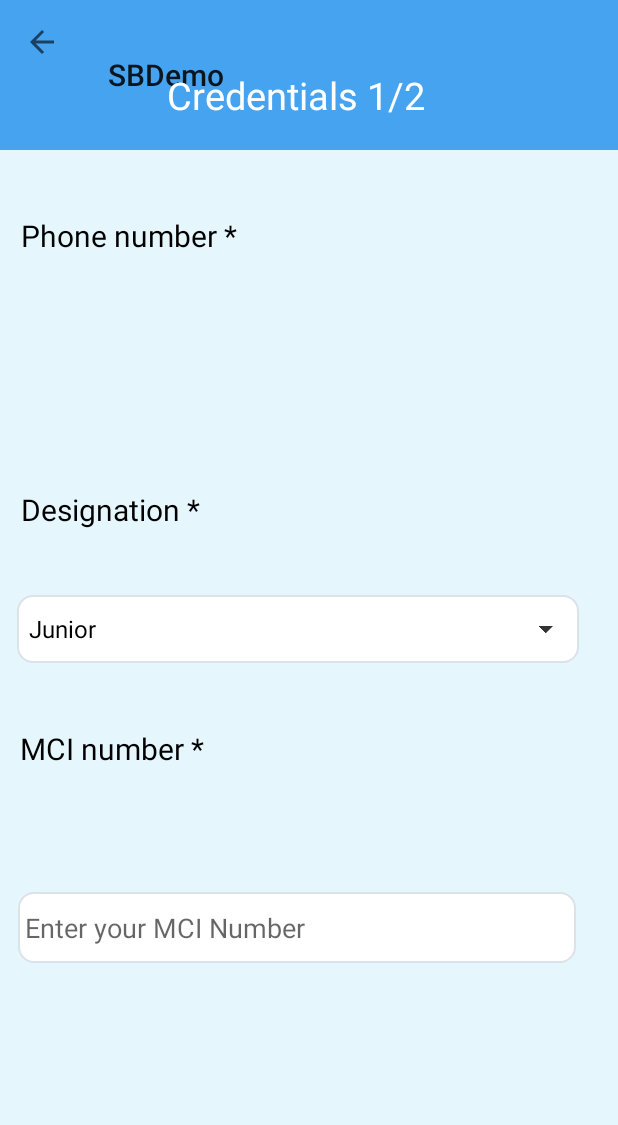
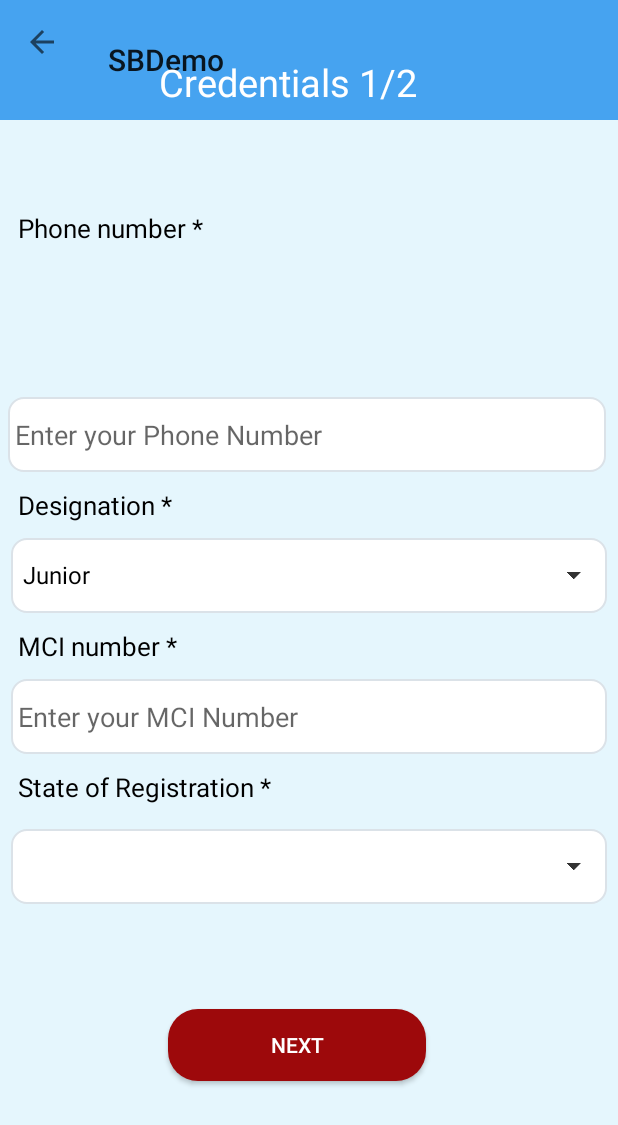
Before and after one commit to Pragadhesh/SBDemo, an Android app: the Credentials1 screen opened directly, with no data from a screen before it, on a phone screen of 412 x 824 dp. Shown: the top 1125 px of the screen. Run offline under Robolectric (Android 15) with nearby library versions, the phone set to English and light mode, and no system bars.

Commit message:
Commit after adding states and next button

```diff
--- a/app/src/main/java/com/example/sbdemo/Credentials1.java
+++ b/app/src/main/java/com/example/sbdemo/Credentials1.java
@@ -30,6 +30,10 @@ public class Credentials1 extends AppCompatActivity {
         ArrayList<String> designation = new ArrayList<>(Arrays.asList(designations));
         ArrayAdapter<String> arrayAdapterdesignation = new ArrayAdapter<>(this, support_simple_spinner_dropdown_item,designation);
         designation_spinner.setAdapter(arrayAdapterdesignation);
+        states_spinner = findViewById(R.id.Statesspinner);
+        String [] states = {"TamilNadu","Karnataka","Andhra Pradesh","Maharashtra"};
+        ArrayList<String> state = new ArrayList<>(Arrays.asList(states));
+        ArrayAdapter<String> arrayAdapterstates = new ArrayAdapter<>(this,support_simple_spinner_dropdown_item,state);
 
     }
 }
--- /dev/null
+++ b/app/src/main/res/drawable/button.xml
@@ -0,0 +1,6 @@
+<?xml version="1.0" encoding="utf-8"?>
+<shape xmlns:android="http://schemas.android.com/apk/res/android"
+    android:shape="rectangle">
+    <solid android:color="#9d090b"></solid>
+    <corners android:radius="20dp"></corners>
+</shape>
--- a/app/src/main/res/layout/activity_credentials1.xml
+++ b/app/src/main/res/layout/activity_credentials1.xml
@@ -10,45 +10,45 @@
     <TextView
         android:id="@+id/textView5"
         android:layout_width="wrap_content"
-        android:layout_height="41dp"
-        android:layout_above="@+id/textView6"
+        android:layout_height="10dp"
+        android:layout_above="@+id/editTextPhoneNumber"
         android:layout_below="@+id/toolbar_credentials1"
         android:layout_alignParentStart="true"
         android:layout_alignParentLeft="true"
         android:layout_alignParentEnd="true"
         android:layout_alignParentRight="true"
-        android:layout_marginStart="14dp"
-        android:layout_marginLeft="14dp"
-        android:layout_marginTop="43dp"
-        android:layout_marginEnd="253dp"
-        android:layout_marginRight="253dp"
-        android:layout_marginBottom="40dp"
+        android:layout_marginStart="12dp"
+        android:layout_marginLeft="12dp"
+        android:layout_marginTop="60dp"
+        android:layout_marginEnd="247dp"
+        android:layout_marginRight="247dp"
+        android:layout_marginBottom="16dp"
         android:text="Phone number *"
         android:textColor="#000000"
-        android:textSize="20sp" />
+        android:textSize="17sp" />
 
     <androidx.appcompat.widget.Toolbar
         android:id="@+id/toolbar_credentials1"
         android:layout_width="match_parent"
-        android:layout_height="100sp"
+        android:layout_height="80sp"
         android:background="#46a3f0" />
 
     <TextView
         android:id="@+id/textView3"
-        android:layout_width="222sp"
-        android:layout_height="wrap_content"
+        android:layout_width="wrap_content"
+        android:layout_height="30dp"
         android:layout_alignBottom="@+id/toolbar_credentials1"
         android:layout_alignParentStart="true"
         android:layout_alignParentLeft="true"
         android:layout_alignParentTop="true"
         android:layout_alignParentEnd="true"
         android:layout_alignParentRight="true"
-        android:layout_marginStart="111sp"
-        android:layout_marginLeft="111sp"
-        android:layout_marginTop="46sp"
-        android:layout_marginEnd="78sp"
-        android:layout_marginRight="78sp"
-        android:layout_marginBottom="11sp"
+        android:layout_marginStart="106dp"
+        android:layout_marginLeft="106dp"
+        android:layout_marginTop="37dp"
+        android:layout_marginEnd="83dp"
+        android:layout_marginRight="83dp"
+        android:layout_marginBottom="13dp"
         android:text="Credentials 1/2"
         android:textColor="#FFFFFF"
         android:textSize="25sp" />
@@ -62,67 +62,138 @@
         android:layout_alignParentLeft="true"
         android:layout_alignParentEnd="true"
         android:layout_alignParentRight="true"
-        android:layout_marginStart="14dp"
+        android:layout_marginStart="12dp"
         android:layout_marginLeft="14dp"
         android:layout_marginEnd="234dp"
         android:layout_marginRight="234dp"
-        android:layout_marginBottom="43dp"
+        android:layout_marginBottom="10dp"
         android:text="Designation *"
         android:textColor="#000000"
-        android:textSize="20sp" />
+        android:textSize="17sp" />
 
     <Spinner
         android:id="@+id/Designationspinner"
         android:layout_width="wrap_content"
-        android:layout_height="45dp"
+        android:layout_height="50dp"
         android:layout_above="@+id/textView7"
         android:layout_alignParentStart="true"
         android:layout_alignParentLeft="true"
         android:layout_alignParentEnd="true"
         android:layout_alignParentRight="true"
-        android:layout_marginStart="11dp"
-        android:layout_marginLeft="11dp"
-        android:layout_marginEnd="26dp"
-        android:layout_marginRight="26dp"
-        android:layout_marginBottom="43dp"
+        android:layout_marginStart="7dp"
+        android:layout_marginLeft="7dp"
+        android:layout_marginEnd="7dp"
+        android:layout_marginRight="7dp"
+        android:layout_marginBottom="10dp"
         android:layout_marigin="20sp"
         android:background="@drawable/style_spinner1" />
 
     <TextView
         android:id="@+id/textView7"
         android:layout_width="153dp"
-        android:layout_height="48dp"
+        android:layout_height="wrap_content"
         android:layout_above="@+id/editTextTextPersonName"
         android:layout_alignParentStart="true"
         android:layout_alignParentLeft="true"
         android:layout_alignParentEnd="true"
         android:layout_alignParentRight="true"
-        android:layout_marginStart="13dp"
-        android:layout_marginLeft="13dp"
+        android:layout_marginStart="12dp"
+        android:layout_marginLeft="12dp"
         android:layout_marginEnd="244dp"
         android:layout_marginRight="244dp"
-        android:layout_marginBottom="61dp"
+        android:layout_marginBottom="10dp"
         android:text="MCI number *"
         android:textColor="#000000"
-        android:textSize="20sp" />
+        android:textSize="17sp" />
 
     <EditText
         android:id="@+id/editTextTextPersonName"
-        android:layout_width="wrap_content"
-        android:layout_height="47dp"
+        android:layout_width="367dp"
+        android:layout_height="50dp"
+        android:layout_above="@+id/textView"
+        android:layout_alignParentStart="true"
+        android:layout_alignParentLeft="true"
+        android:layout_alignParentEnd="true"
+        android:layout_alignParentRight="true"
+        android:layout_marginStart="7dp"
+        android:layout_marginLeft="7dp"
+        android:layout_marginEnd="7dp"
+        android:layout_marginRight="7dp"
+        android:layout_marginBottom="10dp"
+        android:background="@drawable/textview_border"
+        android:ems="10"
+        android:hint=" Enter your MCI Number"
+        android:inputType="textPersonName" />
+
+    <TextView
+        android:id="@+id/textView"
+        android:layout_width="225dp"
+        android:layout_height="30dp"
+        android:layout_above="@+id/Statesspinner"
+        android:layout_alignParentStart="true"
+        android:layout_alignParentLeft="true"
+        android:layout_alignParentEnd="true"
+        android:layout_alignParentRight="true"
+        android:layout_marginStart="12dp"
+        android:layout_marginLeft="12dp"
+        android:layout_marginEnd="170dp"
+        android:layout_marginRight="170dp"
+        android:layout_marginBottom="10dp"
+        android:text="State of Registration *"
+        android:textColor="#000000"
+        android:textSize="17sp" />
+
+    <Spinner
+        android:id="@+id/Statesspinner"
+        android:layout_width="262dp"
+        android:layout_height="50dp"
+        android:layout_above="@+id/button"
+        android:layout_alignParentStart="true"
+        android:layout_alignParentLeft="true"
+        android:layout_alignParentEnd="true"
+        android:layout_alignParentRight="true"
+        android:layout_marginStart="7dp"
+        android:layout_marginLeft="7dp"
+        android:layout_marginEnd="7dp"
+        android:layout_marginRight="7dp"
+        android:layout_marginBottom="70dp"
+        android:layout_marigin="20sp"
+        android:background="@drawable/style_spinner1" />
+
+    <Button
+        android:id="@+id/button"
+        android:layout_width="171dp"
+        android:layout_height="wrap_content"
         android:layout_alignParentStart="true"
         android:layout_alignParentLeft="true"
         android:layout_alignParentEnd="true"
         android:layout_alignParentRight="true"
         android:layout_alignParentBottom="true"
-        android:layout_marginStart="12dp"
-        android:layout_marginLeft="12dp"
-        android:layout_marginEnd="28dp"
-        android:layout_marginRight="28dp"
-        android:layout_marginBottom="182dp"
+        android:layout_marginStart="112dp"
+        android:layout_marginLeft="112dp"
+        android:layout_marginEnd="128dp"
+        android:layout_marginRight="128dp"
+        android:layout_marginBottom="103dp"
+        android:background="@drawable/button"
+        android:text="Next"
+        android:textColor="#FFFFFF" />
+
+    <EditText
+        android:id="@+id/editTextPhoneNumber"
+        android:layout_width="wrap_content"
+        android:layout_height="50dp"
+        android:layout_above="@+id/textView6"
+        android:layout_alignParentStart="true"
+        android:layout_alignParentLeft="true"
+        android:layout_alignParentEnd="true"
+        android:layout_alignParentRight="true"
+        android:layout_marginStart="5dp"
+        android:layout_marginLeft="5dp"
+        android:layout_marginEnd="8dp"
+        android:layout_marginRight="8dp"
+        android:layout_marginBottom="10dp"
         android:background="@drawable/textview_border"
         android:ems="10"
-        android:hint=" Enter your MCI Number"
-        android:inputType="textPersonName" />
-
+        android:hint=" Enter your Phone Number"
+        android:inputType="phone" />
 </RelativeLayout>
```
